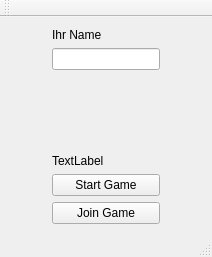
The window that Gui/startwindow.ui (Purple-Jesus/Field) describes before a commit, drawn with Qt 5.
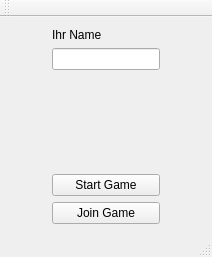
The same window after the commit. Icons and pictures are not drawn.

Diff of the .ui file:
```diff
--- a/Gui/startwindow.ui
+++ b/Gui/startwindow.ui
@@ -65,7 +65,7 @@
         <item>
          <widget class="QLabel" name="startLabel_2">
           <property name="text">
-           <string>TextLabel</string>
+           <string/>
           </property>
          </widget>
         </item>
```
Left out of the diff: 2 changed lines with no effect on the pictures.
